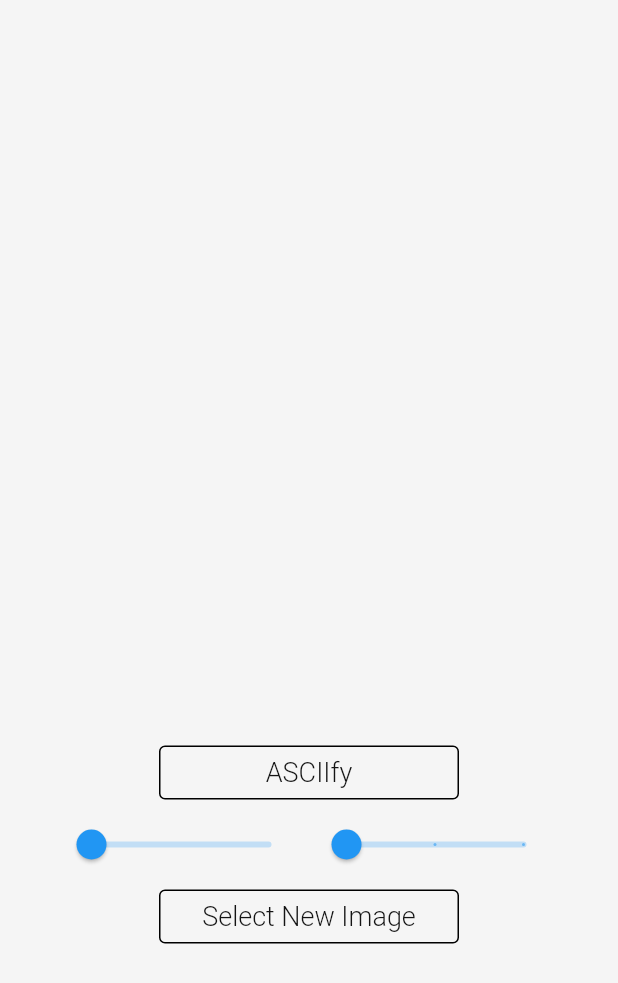
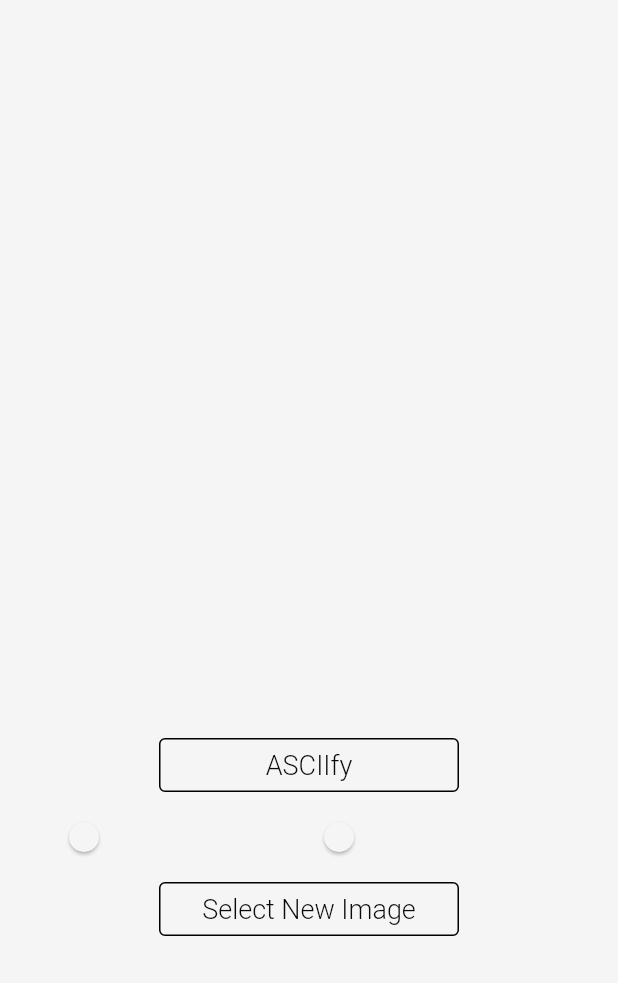
Before and after one commit to LorenzoProSky/ascii_art_app, a Flutter app: the ImagePage screen opened directly with empty values, on a phone screen of 412 x 824 dp. Shown: the top 983 px of the screen. Run offline on Flutter 3.47's test engine with Material 2 defaults, Android fonts, the phone set to English and light mode, and no system bars; our stand-ins replace image_picker, permission_handler; project files that could hold a hidden picture were left out.

Commit message:
14/01/2023 App Aesthetic and more

```diff
--- a/lib/main.dart
+++ b/lib/main.dart
@@ -3,6 +3,8 @@ import 'package:ascii_app/theme/theme.dart';
 import 'package:flutter/material.dart';
 
 void main() => runApp(const AsciiApp());
+
+// TODO Add comments
 
 class AsciiApp extends StatelessWidget {
   const AsciiApp({super.key});
@@ -10,8 +12,8 @@ class AsciiApp extends StatelessWidget {
   @override
   Widget build(BuildContext context) {
     return MaterialApp(
-      title: "Ascii Image Converter App",
-      theme: AppTheme.lightTheme,
+      title: "ASCII Art Converter App",
+      theme: AppTheme.asciiAppTheme,
       initialRoute: RouteGenerator.homePage,
       onGenerateRoute: RouteGenerator.generateRoute,
       debugShowCheckedModeBanner: false,
--- a/lib/models/asciifier.dart
+++ b/lib/models/asciifier.dart
@@ -4,6 +4,7 @@ import 'package:ascii_app/models/ascii_characters_brightness.dart';
 import 'package:image/image.dart';
 
 class Asciifier {
+  // TODO Errors
   static Future<String> asciify(
       String path, int sensibility, int charSensibility) async {
     var startImg = decodeImage(File(path).readAsBytesSync());
--- a/lib/models/image_path_cache.dart
+++ b/lib/models/image_path_cache.dart
@@ -2,7 +2,7 @@
 import 'package:flutter/foundation.dart';
 
 class ImagePathCache with ChangeNotifier {
-  String _imagePath = "assets/inv_pixel.png";
+  String _imagePath = "";
 
   String get imagePath => _imagePath;
   set imagePath(String path) {
--- a/lib/routes/image_page/image_page.dart
+++ b/lib/routes/image_page/image_page.dart
@@ -6,6 +6,7 @@ import 'package:ascii_app/models/asciifier.dart';
 import 'package:ascii_app/models/image_path_cache.dart';
 import 'package:ascii_app/models/image_selector.dart';
 import 'package:ascii_app/routes/image_page/image_page_arguments.dart';
+import 'package:ascii_app/theme/theme.dart';
 import 'package:ascii_app/widgets/loading_overlay.dart';
 import 'package:flutter/material.dart';
 import 'package:provider/provider.dart';
@@ -28,15 +29,18 @@ class _ImagePageState extends State<ImagePage> {
   void initState() {
     super.initState();
     ImageSelector.selectImage(
-        Provider.of<ImagePathCache>(context, listen: false), widget.arguments.needCamera);
+        Provider.of<ImagePathCache>(context, listen: false),
+        widget.arguments.needCamera);
   }
 
   @override
   Widget build(BuildContext context) {
     return Scaffold(
-      backgroundColor: Theme.of(context).backgroundColor,
+      backgroundColor: Theme.of(context).colorScheme.background,
       body: Padding(
-        padding: const EdgeInsets.all(35.0),
+        padding: const EdgeInsets.all(
+          30.0,
+        ),
         child: Column(
           children: <Widget>[
             _imageArea(context),
@@ -60,7 +64,7 @@ class _ImagePageState extends State<ImagePage> {
           ? FittedBox(
               fit: BoxFit.scaleDown,
               child: InteractiveViewer(
-                panEnabled: true, // Set it to false to prevent panning.
+                panEnabled: true,
                 minScale: 1,
                 maxScale: 50,
                 child: SelectableText(
@@ -69,43 +73,39 @@ class _ImagePageState extends State<ImagePage> {
                 ),
               ),
             )
-          : (Provider.of<ImagePathCache>(context).imagePath !=
-                  "assets/inv_pixel.png")
+          : (Provider.of<ImagePathCache>(context).imagePath != "")
               ? FittedBox(
                   child: Image.file(
                     File(Provider.of<ImagePathCache>(context).imagePath),
                   ),
                 )
-              : const FittedBox(
-                  child: Image(
-                    image: AssetImage("assets/inv_pixel.png"),
-                  ),
-                ),
+              : const FittedBox(),
     );
   }
 
   Widget _asciifyButton(BuildContext context) {
     return Column(
       children: [
+        // TODO Turn off Asciify button when no image
         OutlinedButton(
           onPressed: () async {
             LoadingOverlay.of(context).show();
             await Future.delayed(const Duration(milliseconds: 400));
+
             var temp = await Asciifier.asciify(
                 Provider.of<ImagePathCache>(context, listen: false).imagePath,
                 _sensibility.toInt(),
                 _charSensibility.toInt());
             _isAscii = true;
+
             await Future.delayed(const Duration(milliseconds: 100));
+            LoadingOverlay.of(context).hide();
+
             setState(() {
               _asciiImage = temp;
             });
-            LoadingOverlay.of(context).hide();
           },
-          style: const ButtonStyle(
-            side: MaterialStatePropertyAll(BorderSide(width: 1)),
-            fixedSize: MaterialStatePropertyAll(Size.fromWidth(200)),
-          ),
+          style: AppTheme.buttonStyle,
           child: Text(
             "ASCIIfy",
             style: Theme.of(context).textTheme.bodyText1,
@@ -129,10 +129,7 @@ class _ImagePageState extends State<ImagePage> {
             Provider.of<ImagePathCache>(context, listen: false),
             widget.arguments.needCamera);
       },
-      style: const ButtonStyle(
-        side: MaterialStatePropertyAll(BorderSide(width: 1)),
-        fixedSize: MaterialStatePropertyAll(Size.fromWidth(200)),
-      ),
+      style: AppTheme.buttonStyle,
       child: Text(
         (widget.arguments.needCamera) ? "Take new Photo" : "Select New Image",
         style: Theme.of(context).textTheme.bodyText1,
@@ -146,7 +143,6 @@ class _ImagePageState extends State<ImagePage> {
       child: Slider(
         min: 1.0,
         max: 100.0,
-        // TODO Max value can't be bigger than the image size
         value: _sensibility,
         divisions: 100,
         label: '${_sensibility.round()}',
--- a/lib/routes/routes.dart
+++ b/lib/routes/routes.dart
@@ -28,6 +28,7 @@ class RouteGenerator {
           ),
         );
       default:
+        // TODO Error
         throw const FormatException("Route not found.");
     }
   }
--- a/lib/theme/app_color.dart
+++ b/lib/theme/app_color.dart
@@ -3,22 +3,7 @@ import 'package:flutter/material.dart';
 class AppColor {
   static const Color background = Color.fromARGB(255, 245, 245, 245);
 
-  static const Color textColor = Color.fromARGB(250, 15, 15, 15);
-  static const Color subTitleTextColor = Color(0xff797878);
+  static const Color textColor = Color.fromARGB(255, 10, 10, 10);
 
-  static const Color skyBlue = Color(0xff2890c8);
-  static const Color lightBlue = Color(0xff5c3dff);
-
-  static const Color orange = Color(0xffE65829);
-  static const Color red = Color(0xffF72804);
-
-  static const Color lightGrey = Color(0xffE1E2E4);
-  static const Color grey = Color(0xffA1A3A6);
-  static const Color darkgrey = Color(0xff747F8F);
-
-  static const Color iconColor = Color(0xffa8a09b);
-  static const Color yellowColor = Color(0xfffbba01);
-
-  static const Color black = Color(0xff20262C);
-  static const Color lightblack = Color(0xff5F5F60);
+  static const Color deepPurple = Colors.deepPurple;
 }
--- a/lib/theme/theme.dart
+++ b/lib/theme/theme.dart
@@ -3,9 +3,20 @@ import 'package:flutter/material.dart';
 
 class AppTheme {
   const AppTheme();
-  static ThemeData lightTheme = ThemeData(
-    backgroundColor: AppColor.background,
-    primaryColor: AppColor.background,
+  static ThemeData asciiAppTheme = ThemeData(
+    colorScheme: const ColorScheme(
+      background: AppColor.background,
+      brightness: Brightness.light,
+      error: AppColor.background,
+      onBackground: AppColor.background,
+      onError: AppColor.background,
+      onPrimary: AppColor.textColor,
+      onSecondary: AppColor.background,
+      onSurface: AppColor.background,
+      primary: AppColor.background,
+      secondary: AppColor.deepPurple,
+      surface: AppColor.background,
+    ),
     textTheme: const TextTheme(
       headline1: TextStyle(
         fontFamily: "Roboto",
@@ -25,28 +36,12 @@ class AppTheme {
         color: AppColor.textColor,
       ),
     ),
-
-    cardTheme: const CardTheme(color: AppColor.background),
-    iconTheme: const IconThemeData(color: AppColor.iconColor),
-    bottomAppBarColor: AppColor.background,
-    dividerColor: AppColor.lightGrey,
   );
 
-  static List<BoxShadow> shadow = <BoxShadow>[
-    const BoxShadow(color: Color(0xfff8f8f8), blurRadius: 10, spreadRadius: 15),
-  ];
 
-  static EdgeInsets padding =
-      const EdgeInsets.symmetric(horizontal: 20, vertical: 10);
-  static EdgeInsets hPadding = const EdgeInsets.symmetric(
-    horizontal: 10,
+  // TODO
+  static ButtonStyle buttonStyle = const ButtonStyle(
+    side: MaterialStatePropertyAll(BorderSide(width: 1)),
+    fixedSize: MaterialStatePropertyAll(Size.fromWidth(200)),
   );
-
-  static double fullWidth(BuildContext context) {
-    return MediaQuery.of(context).size.width;
-  }
-
-  static double fullHeight(BuildContext context) {
-    return MediaQuery.of(context).size.height;
-  }
 }
```
Also changed, not shown: lib/routes/home_page.dart (+11 -53 lines), lib/widgets/home_page_select_button.dart (added, +63 -0 lines), lib/widgets/loading_overlay.dart (+8 -4 lines), assets/inv_pixel.png (deleted), lib/models/image_selector.dart (line endings or trailing spaces).
